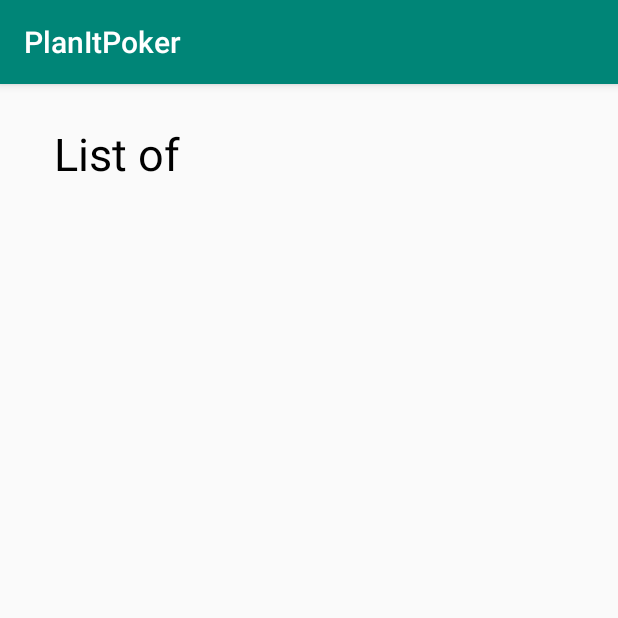
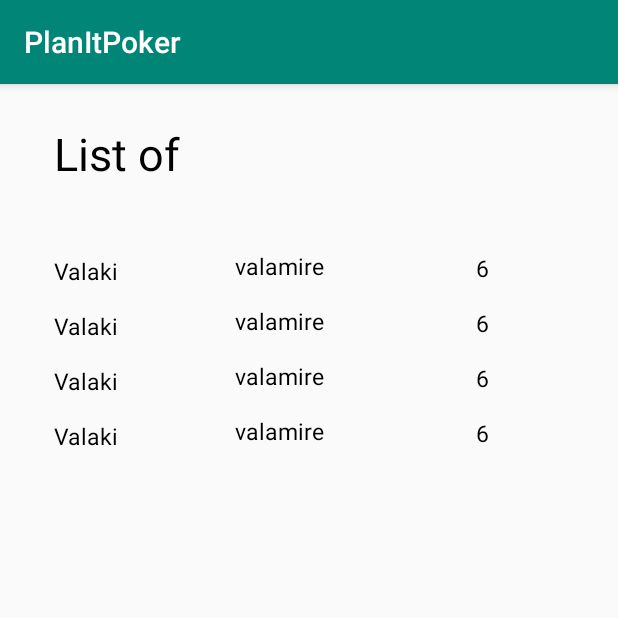
Before and after one commit to kotunde/AndroidPokerApp, an Android app: the ListVoteFragment screen opened directly, with no data from a screen before it, on a phone screen of 412 x 824 dp, the top half of it. Run offline under Robolectric (Android 15) with nearby library versions, the phone set to English and light mode, and no system bars.

```diff
--- a/PlanItPoker/app/src/main/java/com/example/planitpoker/ListVoteFragment.java
+++ b/PlanItPoker/app/src/main/java/com/example/planitpoker/ListVoteFragment.java
@@ -5,37 +5,45 @@ import android.view.LayoutInflater;
 import android.view.View;
 import android.view.ViewGroup;
 
+import androidx.annotation.Nullable;
 import androidx.fragment.app.Fragment;
 import androidx.recyclerview.widget.LinearLayoutManager;
 import androidx.recyclerview.widget.RecyclerView;
 
 import java.util.ArrayList;
+import java.util.List;
 
 public class ListVoteFragment extends Fragment {
 
 
-    private View retView;
-    private ArrayList<String>Names = new ArrayList<>();
-    private ArrayList<Integer>Grades_values = new ArrayList<>();
+    View retView;
+    private RecyclerView recyclerView;
+    private List<TaskVoteResult> Names;
 
     public View onCreateView(LayoutInflater inflater, ViewGroup container, Bundle savedInstanceState)
     {
         retView = inflater.inflate(R.layout.listvote_fragment,container,false);
 
+        recyclerView = (RecyclerView) retView.findViewById(R.id.Recycler_view);
+        RecyclerViewAdaptor adaptor = new RecyclerViewAdaptor(getContext(),Names);
+        recyclerView.setLayoutManager(new LinearLayoutManager(getActivity()));
+        recyclerView.setAdapter(adaptor);
+
         //Intent intent = getIntent();
-
-        initRecyclerView();
 
         return retView;
     }
 
-    private void initRecyclerView(){
-        RecyclerView recyclerView = retView.findViewById(R.id.Recycler_view);
-        RecyclerViewAdaptor adaptor = new RecyclerViewAdaptor(this,Names,Grades_values);
-        recyclerView.setAdapter(adaptor);
-        recyclerView.setLayoutManager(new LinearLayoutManager(getContext()));
+    @Override
+    public void onCreate(@Nullable Bundle savedInstanceState) {
+        super.onCreate(savedInstanceState);
+
+        Names = new ArrayList<>();
+
+        Names.add(new TaskVoteResult("Valaki",6,"valamire"));
+        Names.add(new TaskVoteResult("Valaki",6,"valamire"));
+        Names.add(new TaskVoteResult("Valaki",6,"valamire"));
+        Names.add(new TaskVoteResult("Valaki",6,"valamire"));
 
     }
-
-
 }
--- a/PlanItPoker/app/src/main/java/com/example/planitpoker/RecyclerViewAdaptor.java
+++ b/PlanItPoker/app/src/main/java/com/example/planitpoker/RecyclerViewAdaptor.java
@@ -1,5 +1,6 @@
 package com.example.planitpoker;
 
+import android.content.Context;
 import android.util.Log;
 import android.view.LayoutInflater;
 import android.view.View;
@@ -11,18 +12,18 @@ import androidx.annotation.NonNull;
 import androidx.recyclerview.widget.RecyclerView;
 
 import java.util.ArrayList;
+import java.util.List;
 
 public class RecyclerViewAdaptor extends RecyclerView.Adapter<RecyclerViewAdaptor.ViewHolder> {
 
     private static final String TAG ="RecyclerViewAdapter";
 
-    private ArrayList<String>Names = new ArrayList<>();
-    private ArrayList<Integer>Grades_value = new ArrayList<>();
-    private ListVoteFragment mContext;
+    List<TaskVoteResult> resultVote;
+    Context mContext;
 
-    public RecyclerViewAdaptor(ListVoteFragment mContext, ArrayList<String> names, ArrayList<Integer> grades_value) {
-        this.Names = names;
-        this.Grades_value=grades_value;
+    public RecyclerViewAdaptor(Context mContext, List<TaskVoteResult>resultVote)
+    {
+        this.resultVote = resultVote;
         this.mContext = mContext;
     }
 
@@ -30,7 +31,7 @@ public class RecyclerViewAdaptor extends RecyclerView.Adapter<RecyclerViewAdapto
     @NonNull
     @Override
     public ViewHolder onCreateViewHolder(@NonNull ViewGroup parent, int viewType) {
-        View view = LayoutInflater.from(parent.getContext()).inflate(R.layout.layout_listitem, parent,false);
+        View view = LayoutInflater.from(mContext).inflate(R.layout.layout_listitem, parent,false);
         ViewHolder holder = new ViewHolder(view);
         return holder;
     }
@@ -40,29 +41,30 @@ public class RecyclerViewAdaptor extends RecyclerView.Adapter<RecyclerViewAdapto
 
         Log.d(TAG,"onBindViewHolder: Called");
 
-        holder.Names.setText(Names.get(position));
-        holder.Grade_value.setText(Grades_value.get(position));
+        holder.Name.setText(resultVote.get(position).getName());
+        holder.Grade_value.setText(resultVote.get(position).getGrade().toString());
+        holder.Task.setText(resultVote.get(position).getTask());
     }
 
     @Override
     public int getItemCount() {
 
-        return Names.size();
+        return resultVote.size();
 
     }
 
     public class ViewHolder extends RecyclerView.ViewHolder {
 
-        TextView Names;
-        TextView Grade_value;
-        RelativeLayout parentLayout;
+        private TextView Name;
+        private TextView Grade_value;
+        private TextView Task;
 
         public ViewHolder(@NonNull View itemView) {
             super(itemView);
 
-            Names= itemView.findViewById(R.id.Names_id);
+            Name= itemView.findViewById(R.id.Names_id);
             Grade_value= itemView.findViewById(R.id.Grades_id);
-            parentLayout = itemView.findViewById(R.id.parent_layout);
+            Task = itemView.findViewById(R.id.Task_id);
         }
 
     }
--- /dev/null
+++ b/PlanItPoker/app/src/main/java/com/example/planitpoker/TaskVoteResult.java
@@ -0,0 +1,42 @@
+package com.example.planitpoker;
+
+public class TaskVoteResult {
+
+    private String Name;
+    private int Grade;
+    private String Task;
+
+    public TaskVoteResult(){
+
+    }
+
+    public TaskVoteResult(String name, int grade, String task) {
+        Name = name;
+        Grade = grade;
+        Task = task;
+    }
+
+    public String getName() {
+        return Name;
+    }
+
+    public void setName(String name) {
+        Name = name;
+    }
+
+    public Integer getGrade() {
+        return Grade;
+    }
+
+    public void setGrade(Integer grade) {
+        Grade = grade;
+    }
+
+    public String getTask() {
+        return Task;
+    }
+
+    public void setTask(String task) {
+        Task = task;
+    }
+}
--- a/PlanItPoker/app/src/main/res/layout/layout_listitem.xml
+++ b/PlanItPoker/app/src/main/res/layout/layout_listitem.xml
@@ -11,25 +11,38 @@
         android:layout_height="wrap_content"
         android:layout_alignParentStart="true"
         android:layout_alignParentTop="true"
-        android:layout_marginStart="30dp"
-        android:layout_marginTop="21dp"
+        android:layout_marginStart="20dp"
+        android:layout_marginTop="15dp"
         android:text="Name"
         android:textColor="#000"
-        android:textSize="30sp" />
+        android:textSize="15sp" />
 
     <TextView
         android:id="@+id/Grades_id"
-        android:layout_width="113dp"
+        android:layout_width="101dp"
         android:layout_height="wrap_content"
         android:layout_alignParentTop="true"
         android:layout_alignParentEnd="true"
-        android:layout_marginStart="66dp"
-        android:layout_marginTop="21dp"
-        android:layout_marginEnd="101dp"
+        android:layout_marginStart="24dp"
+        android:layout_marginTop="13dp"
+        android:layout_marginEnd="35dp"
+        android:layout_toEndOf="@+id/Task_id"
+        android:text="Grade"
+        android:textAlignment="center"
+        android:textColor="#000"
+        android:textSize="15sp" />
+
+    <TextView
+        android:id="@+id/Task_id"
+        android:layout_width="101dp"
+        android:layout_height="wrap_content"
+        android:layout_alignParentTop="true"
+        android:layout_marginStart="19dp"
+        android:layout_marginTop="12dp"
         android:layout_toEndOf="@+id/Names_id"
-        android:text="Grade"
+        android:text="Task"
         android:textColor="#000"
-        android:textSize="30sp" />
+        android:textSize="15sp" />
 
 
 </RelativeLayout>
```
